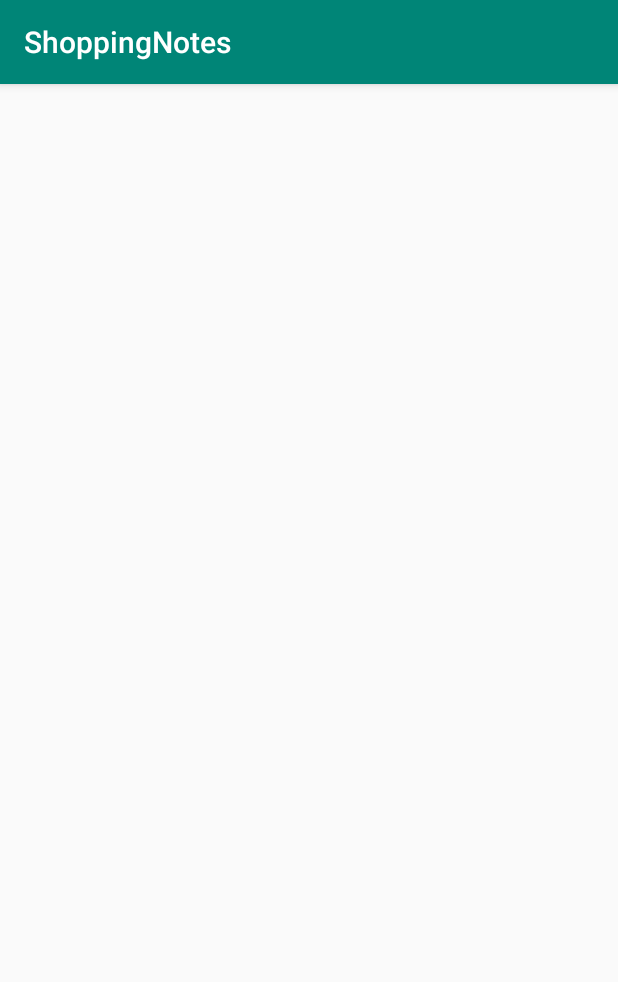
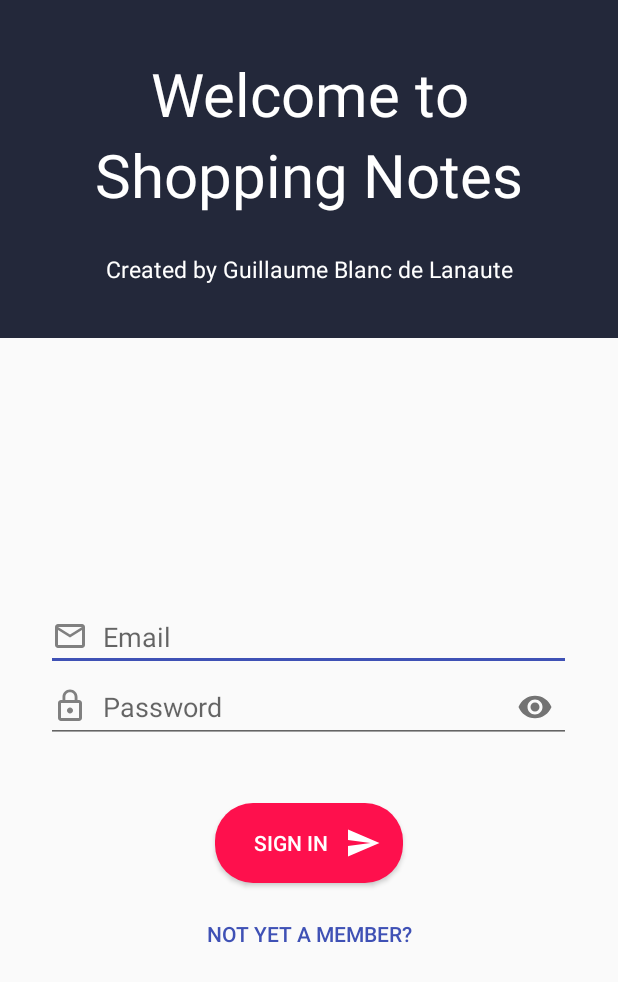
Before and after one commit to WarTey/shopping-notes, an Android app: the screen it shows after launch (MainActivity), on a phone screen of 412 x 824 dp. Shown: the top 982 px of the screen. Run offline under Robolectric (Android 15) with nearby library versions, the phone set to English and light mode, and no system bars.

Commit message:
Creating the login fragment

```diff
--- a/app/build.gradle
+++ b/app/build.gradle
@@ -21,7 +21,9 @@ android {
 dependencies {
     implementation fileTree(dir: 'libs', include: ['*.jar'])
     implementation 'com.android.support:appcompat-v7:28.0.0'
+    implementation 'com.android.support:design:28.0.0'
     implementation 'com.android.support.constraint:constraint-layout:1.1.3'
+    implementation 'com.android.support:support-v4:28.0.0'
     testImplementation 'junit:junit:4.12'
     androidTestImplementation 'com.android.support.test:runner:1.0.2'
     androidTestImplementation 'com.android.support.test.espresso:espresso-core:3.0.2'
--- a/app/src/main/AndroidManifest.xml
+++ b/app/src/main/AndroidManifest.xml
@@ -11,7 +11,7 @@
         android:supportsRtl="true"
         android:theme="@style/AppTheme"
         tools:ignore="GoogleAppIndexingWarning">
-        <activity android:name=".MainActivity">
+        <activity android:name=".auth.MainActivity">
             <intent-filter>
                 <action android:name="android.intent.action.MAIN" />
 
--- a/app/src/main/java/com/guillaume/shoppingnotes/MainActivity.java
+++ /dev/null
@@ -1,13 +0,0 @@
-package com.guillaume.shoppingnotes;
-
-import android.support.v7.app.AppCompatActivity;
-import android.os.Bundle;
-
-public class MainActivity extends AppCompatActivity {
-
-    @Override
-    protected void onCreate(Bundle savedInstanceState) {
-        super.onCreate(savedInstanceState);
-        setContentView(R.layout.activity_main);
-    }
-}
--- /dev/null
+++ b/app/src/main/java/com/guillaume/shoppingnotes/auth/LoginFragment.java
@@ -0,0 +1,41 @@
+package com.guillaume.shoppingnotes.auth;
+
+import android.content.Context;
+import android.os.Bundle;
+import android.support.annotation.NonNull;
+import android.support.v4.app.Fragment;
+import android.view.LayoutInflater;
+import android.view.View;
+import android.view.ViewGroup;
+
+import com.guillaume.shoppingnotes.R;
+
+public class LoginFragment extends Fragment {
+
+    private OnFragmentInteractionListener mListener;
+
+    public LoginFragment() { }
+
+    @Override
+    public View onCreateView(@NonNull LayoutInflater inflater, ViewGroup container, Bundle savedInstanceState) {
+        return inflater.inflate(R.layout.fragment_login, container, false);
+    }
+
+    @Override
+    public void onAttach(Context context) {
+        super.onAttach(context);
+        if (context instanceof OnFragmentInteractionListener)
+            mListener = (OnFragmentInteractionListener) context;
+        else
+            throw new RuntimeException(context.toString() + " must implement OnFragmentInteractionListener (LoginFragment)");
+    }
+
+    public void onDetach() {
+        super.onDetach();
+        mListener = null;
+    }
+
+    public interface OnFragmentInteractionListener {
+        //void onFragmentInteraction(Uri uri);
+    }
+}
--- /dev/null
+++ b/app/src/main/java/com/guillaume/shoppingnotes/auth/MainActivity.java
@@ -0,0 +1,17 @@
+package com.guillaume.shoppingnotes.auth;
+
+import android.support.v7.app.AppCompatActivity;
+import android.os.Bundle;
+
+import com.guillaume.shoppingnotes.R;
+
+public class MainActivity extends AppCompatActivity implements LoginFragment.OnFragmentInteractionListener {
+
+    @Override
+    protected void onCreate(Bundle savedInstanceState) {
+        super.onCreate(savedInstanceState);
+        setContentView(R.layout.activity_main);
+        if (savedInstanceState == null)
+            getSupportFragmentManager().beginTransaction().add(R.id.login, new LoginFragment()).commit();
+    }
+}
--- /dev/null
+++ b/app/src/main/java/com/guillaume/shoppingnotes/auth/RegisterFragment.java
@@ -0,0 +1,40 @@
+package com.guillaume.shoppingnotes.auth;
+
+import android.content.Context;
+import android.os.Bundle;
+import android.support.annotation.NonNull;
+import android.support.v4.app.Fragment;
+import android.view.LayoutInflater;
+import android.view.View;
+import android.view.ViewGroup;
+
+import com.guillaume.shoppingnotes.R;
+
+public class RegisterFragment extends Fragment {
+
+    private OnFragmentInteractionListener mListener;
+
+    @Override
+    public View onCreateView(@NonNull LayoutInflater inflater, ViewGroup container, Bundle savedInstanceState) {
+        return inflater.inflate(R.layout.fragment_register, container, false);
+    }
+
+    @Override
+    public void onAttach(Context context) {
+        super.onAttach(context);
+        if (context instanceof OnFragmentInteractionListener)
+            mListener = (OnFragmentInteractionListener) context;
+        else
+            throw new RuntimeException(context.toString() + " must implement OnFragmentInteractionListener (RegisterFragment)");
+    }
+
+    @Override
+    public void onDetach() {
+        super.onDetach();
+        mListener = null;
+    }
+
+    public interface OnFragmentInteractionListener {
+        //void onFragmentInteraction(Uri uri);
+    }
+}
--- /dev/null
+++ b/app/src/main/res/drawable-v21/button_pink.xml
@@ -0,0 +1,18 @@
+<?xml version="1.0" encoding="utf-8"?>
+<ripple xmlns:android="http://schemas.android.com/apk/res/android"
+    xmlns:tools="http://schemas.android.com/tools"
+    android:color="@android:color/white"
+    tools:targetApi="lollipop">
+
+    <item>
+        <shape>
+            <solid android:color="@color/pinkAccent" />
+            <corners android:radius="25dp"/>
+            <padding
+                android:top="15dp"
+                android:bottom="15dp"
+                android:left="15dp"
+                android:right="15dp"/>
+        </shape>
+    </item>
+</ripple>
--- /dev/null
+++ b/app/src/main/res/drawable/button_pink.xml
@@ -0,0 +1,26 @@
+<?xml version="1.0" encoding="utf-8"?>
+<selector xmlns:android="http://schemas.android.com/apk/res/android">
+    <item android:state_pressed="true">
+        <shape>
+            <solid android:color="@color/colorPrimaryDark" />
+            <corners android:radius="25dp"/>
+            <padding
+                android:top="15dp"
+                android:bottom="15dp"
+                android:left="15dp"
+                android:right="15dp"/>
+        </shape>
+    </item>
+
+    <item android:state_pressed="false">
+        <shape>
+            <solid android:color="@color/pinkAccent" />
+            <corners android:radius="25dp"/>
+            <padding
+                android:top="15dp"
+                android:bottom="15dp"
+                android:left="15dp"
+                android:right="15dp"/>
+        </shape>
+    </item>
+</selector>
--- /dev/null
+++ b/app/src/main/res/drawable/button_transparent.xml
@@ -0,0 +1,8 @@
+<?xml version="1.0" encoding="utf-8"?>
+<selector xmlns:android="http://schemas.android.com/apk/res/android">
+    <item
+        android:drawable="@drawable/button_transparent_pressed"
+        android:state_pressed="true"/>
+
+    <item android:drawable="@android:color/transparent"/>
+</selector>
--- /dev/null
+++ b/app/src/main/res/drawable/button_transparent_pressed.xml
@@ -0,0 +1,14 @@
+<?xml version="1.0" encoding="utf-8"?>
+<layer-list xmlns:android="http://schemas.android.com/apk/res/android">
+    <item
+        android:bottom="10dp"
+        android:top="-2dp"
+        android:right="-2dp"
+        android:left="-2dp">
+        <shape>
+            <stroke
+                android:width="1dp"
+                android:color="@color/nightAccent" />
+        </shape>
+    </item>
+</layer-list>
--- /dev/null
+++ b/app/src/main/res/drawable/ic_lock_outline_grey_24dp.xml
@@ -0,0 +1,9 @@
+<vector xmlns:android="http://schemas.android.com/apk/res/android"
+        android:width="24dp"
+        android:height="24dp"
+        android:viewportWidth="24.0"
+        android:viewportHeight="24.0">
+    <path
+        android:fillColor="#808080"
+        android:pathData="M12,17c1.1,0 2,-0.9 2,-2s-0.9,-2 -2,-2 -2,0.9 -2,2 0.9,2 2,2zM18,8h-1L17,6c0,-2.76 -2.24,-5 -5,-5S7,3.24 7,6v2L6,8c-1.1,0 -2,0.9 -2,2v10c0,1.1 0.9,2 2,2h12c1.1,0 2,-0.9 2,-2L20,10c0,-1.1 -0.9,-2 -2,-2zM8.9,6c0,-1.71 1.39,-3.1 3.1,-3.1s3.1,1.39 3.1,3.1v2L8.9,8L8.9,6zM18,20L6,20L6,10h12v10z"/>
+</vector>
--- /dev/null
+++ b/app/src/main/res/drawable/ic_mail_outline_grey_24dp.xml
@@ -0,0 +1,9 @@
+<vector xmlns:android="http://schemas.android.com/apk/res/android"
+        android:width="24dp"
+        android:height="24dp"
+        android:viewportWidth="24.0"
+        android:viewportHeight="24.0">
+    <path
+        android:fillColor="#808080"
+        android:pathData="M20,4L4,4c-1.1,0 -1.99,0.9 -1.99,2L2,18c0,1.1 0.9,2 2,2h16c1.1,0 2,-0.9 2,-2L22,6c0,-1.1 -0.9,-2 -2,-2zM20,18L4,18L4,8l8,5 8,-5v10zM12,11L4,6h16l-8,5z"/>
+</vector>
--- /dev/null
+++ b/app/src/main/res/drawable/ic_send_white_24dp.xml
@@ -0,0 +1,9 @@
+<vector xmlns:android="http://schemas.android.com/apk/res/android"
+        android:width="24dp"
+        android:height="24dp"
+        android:viewportWidth="24.0"
+        android:viewportHeight="24.0">
+    <path
+        android:fillColor="#FFFFFF"
+        android:pathData="M2.01,21L23,12 2.01,3 2,10l15,2 -15,2z"/>
+</vector>
--- a/app/src/main/res/layout/activity_main.xml
+++ b/app/src/main/res/layout/activity_main.xml
@@ -1,6 +1,7 @@
 <?xml version="1.0" encoding="utf-8"?>
 <android.support.constraint.ConstraintLayout xmlns:android="http://schemas.android.com/apk/res/android"
     xmlns:tools="http://schemas.android.com/tools"
+    android:id="@+id/login"
     android:layout_width="match_parent"
     android:layout_height="match_parent"
-    tools:context=".MainActivity"/>
+    tools:context=".auth.MainActivity"/>
--- /dev/null
+++ b/app/src/main/res/layout/fragment_login.xml
@@ -0,0 +1,114 @@
+<?xml version="1.0" encoding="utf-8"?>
+<LinearLayout xmlns:android="http://schemas.android.com/apk/res/android"
+    xmlns:app="http://schemas.android.com/apk/res-auto"
+    xmlns:tools="http://schemas.android.com/tools"
+    android:layout_width="match_parent"
+    android:layout_height="match_parent"
+    android:orientation="vertical"
+    tools:context=".auth.LoginFragment">
+
+    <LinearLayout
+        android:layout_width="match_parent"
+        android:layout_height="wrap_content"
+        android:orientation="vertical"
+        android:padding="35dp"
+        android:background="@color/colorPrimaryDark">
+
+        <TextView
+            android:layout_width="match_parent"
+            android:layout_height="wrap_content"
+            android:textSize="40sp"
+            android:textColor="@android:color/white"
+            android:text="@string/welcome_to"
+            android:textAlignment="center" />
+
+        <TextView
+            android:layout_width="match_parent"
+            android:layout_height="wrap_content"
+            android:textSize="40sp"
+            android:textColor="@android:color/white"
+            android:text="@string/shopping_notes"
+            android:textAlignment="center" />
+
+        <TextView
+            android:layout_width="match_parent"
+            android:layout_height="wrap_content"
+            android:textSize="15sp"
+            android:textColor="@android:color/white"
+            android:layout_marginTop="25dp"
+            android:text="@string/created_by"
+            android:textAlignment="center" />
+    </LinearLayout>
+
+    <LinearLayout
+        android:layout_width="match_parent"
+        android:layout_height="match_parent"
+        android:orientation="vertical"
+        android:gravity="center">
+
+        <android.support.design.widget.TextInputLayout
+            android:id="@+id/inputEmail"
+            app:errorTextAppearance="@style/ErrorText"
+            app:hintEnabled="false"
+            android:layout_width="350dp"
+            android:layout_height="wrap_content">
+
+            <EditText
+                android:id="@+id/txtEmail"
+                android:layout_width="350dp"
+                android:layout_height="wrap_content"
+                android:drawableStart="@drawable/ic_mail_outline_grey_24dp"
+                android:drawableLeft="@drawable/ic_mail_outline_grey_24dp"
+                android:drawablePadding="10dp"
+                android:hint="@string/email"
+                android:theme="@style/EditText"
+                android:importantForAutofill="no"
+                android:inputType="textEmailAddress"
+                tools:ignore="UnusedAttribute" />
+        </android.support.design.widget.TextInputLayout>
+
+        <android.support.design.widget.TextInputLayout
+            android:id="@+id/inputPassword"
+            app:errorTextAppearance="@style/ErrorText"
+            app:hintEnabled="false"
+            app:passwordToggleEnabled="true"
+            android:layout_width="350dp"
+            android:layout_height="wrap_content">
+
+            <EditText
+                android:id="@+id/txtPassword"
+                android:layout_width="350dp"
+                android:layout_height="wrap_content"
+                android:layout_marginTop="10dp"
+                android:drawableStart="@drawable/ic_lock_outline_grey_24dp"
+                android:drawableLeft="@drawable/ic_lock_outline_grey_24dp"
+                android:drawablePadding="10dp"
+                android:hint="@string/password"
+                android:theme="@style/EditText"
+                android:importantForAutofill="no"
+                android:inputType="textPassword"
+                tools:ignore="UnusedAttribute" />
+        </android.support.design.widget.TextInputLayout>
+
+        <Button
+            android:id="@+id/btnSignIn"
+            android:layout_width="125dp"
+            android:layout_height="wrap_content"
+            android:layout_marginTop="40dp"
+            android:background="@drawable/button_pink"
+            android:drawableEnd="@drawable/ic_send_white_24dp"
+            android:drawableRight="@drawable/ic_send_white_24dp"
+            android:text="@string/sign_in"
+            android:textColor="@android:color/white" />
+
+        <Button
+            android:id="@+id/btnSignUp"
+            android:layout_width="wrap_content"
+            android:layout_height="wrap_content"
+            android:layout_marginTop="10dp"
+            android:background="@drawable/button_transparent"
+            android:text="@string/not_member"
+            android:textColor="@color/nightAccent" />
+    </LinearLayout>
+
+</LinearLayout>
--- /dev/null
+++ b/app/src/main/res/layout/fragment_register.xml
@@ -0,0 +1,6 @@
+<?xml version="1.0" encoding="utf-8"?>
+<FrameLayout xmlns:android="http://schemas.android.com/apk/res/android"
+    xmlns:tools="http://schemas.android.com/tools"
+    android:layout_width="match_parent"
+    android:layout_height="match_parent"
+    tools:context=".auth.RegisterFragment"/>
--- a/app/src/main/res/values/colors.xml
+++ b/app/src/main/res/values/colors.xml
@@ -1,6 +1,8 @@
 <?xml version="1.0" encoding="utf-8"?>
 <resources>
-    <color name="colorPrimary">#008577</color>
-    <color name="colorPrimaryDark">#00574B</color>
-    <color name="colorAccent">#D81B60</color>
+    <color name="colorPrimary">#3F51B5</color>
+    <color name="colorPrimaryDark">#23283A</color>
+    <color name="colorAccent">#FF4081</color>
+    <color name="pinkAccent">#FE104D</color>
+    <color name="nightAccent">#3F51B5</color>
 </resources>
--- a/app/src/main/res/values/strings.xml
+++ b/app/src/main/res/values/strings.xml
@@ -1,3 +1,11 @@
 <resources>
-    <string name="app_name">ShoppingNotes</string>
+    <string name="app_name">Shopping Notes</string>
+
+    <string name="welcome_to">Welcome to</string>
+    <string name="shopping_notes">Shopping Notes</string>
+    <string name="created_by">Created by Guillaume Blanc de Lanaute</string>
+    <string name="email">Email</string>
+    <string name="password">Password</string>
+    <string name="sign_in">Sign In</string>
+    <string name="not_member">Not yet a member?</string>
 </resources>
--- a/app/src/main/res/values/styles.xml
+++ b/app/src/main/res/values/styles.xml
@@ -1,11 +1,17 @@
 <resources>
 
-    <!-- Base application theme. -->
-    <style name="AppTheme" parent="Theme.AppCompat.Light.DarkActionBar">
-        <!-- Customize your theme here. -->
+    <style name="AppTheme" parent="Theme.AppCompat.Light.NoActionBar">
         <item name="colorPrimary">@color/colorPrimary</item>
         <item name="colorPrimaryDark">@color/colorPrimaryDark</item>
         <item name="colorAccent">@color/colorAccent</item>
     </style>
 
+    <style name="ErrorText" parent="TextAppearance.AppCompat.Small">
+        <item name="android:textColor">@color/pinkAccent</item>
+    </style>
+
+    <style name="EditText" parent="Theme.AppCompat.Light">
+        <item name="colorControlActivated">@color/nightAccent</item>
+    </style>
+
 </resources>
```
